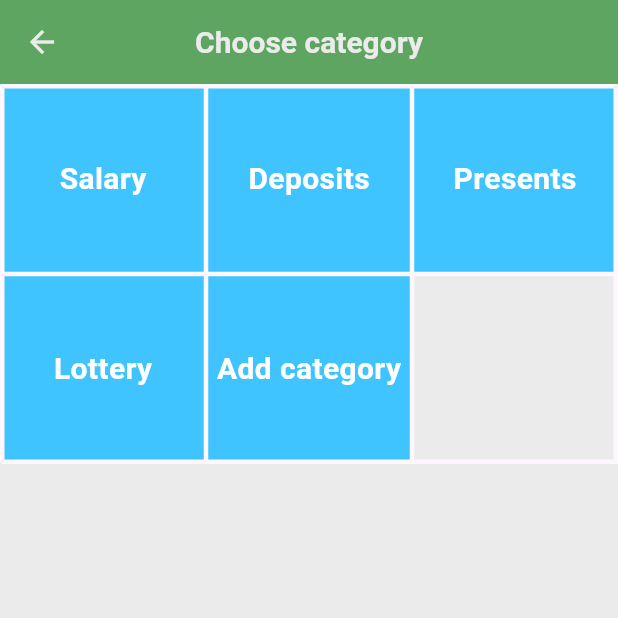
After one commit to mmaxemm/FinFlow, a Flutter app: the AddIncomeCategory screen opened by its route, on a phone screen of 412 x 824 dp, the top half of it. The commit adds this screen. Run offline on Flutter 3.47's test engine with Material 3 defaults, Android fonts, the phone set to English and light mode, and no system bars; our stand-ins replace fl_chart.

```diff
--- /dev/null
+++ b/flutterProject/lib/features/add_category/view.dart
@@ -0,0 +1 @@
+export 'add_category.dart';
--- /dev/null
+++ b/flutterProject/lib/features/add_income/category/add_category/view.dart
@@ -0,0 +1 @@
+export 'add_category.dart';
--- /dev/null
+++ b/flutterProject/lib/features/add_income/category/add_income_category_screen.dart
@@ -0,0 +1,115 @@
+import 'dart:math';
+
+import 'package:finflow/fin_flow_app.dart';
+import 'package:flutter/material.dart';
+
+class AddIncomeCategory extends StatefulWidget {
+  const AddIncomeCategory({super.key, required this.title});
+
+  final String title;
+
+  @override
+  State<AddIncomeCategory> createState() => _AddIncomeCategoryState();
+}
+
+class _AddIncomeCategoryState extends State<AddIncomeCategory> {
+  List<Category> income = Income.instance.income;
+  final Category addCategory = Category('Add category', 0);
+
+  late double incomeValue;
+
+  @override
+  void initState() {
+    super.initState();
+    income.remove(addCategory);
+    income.add(addCategory);
+  }
+
+  @override
+  void dispose() {
+    income.remove(addCategory);
+    super.dispose();
+  }
+
+  @override
+  Widget build(BuildContext context) {
+    final Object? args = ModalRoute.of(context)?.settings.arguments;
+    if (args != null && args is double) {
+      incomeValue = args;
+    }
+    return Scaffold(
+      appBar: AppBar(
+        title: Text(widget.title),
+      ),
+      body: LayoutBuilder(
+        builder: (context, constraints) {
+          double cellWidth = (constraints.maxWidth - 32) / 3;
+          return SingleChildScrollView(
+              child: Table(
+            border: TableBorder.all(
+              color: const Color(0xfffef7ff),
+              width: 3,
+            ),
+            children: _buildTableRows(income, cellWidth),
+          ));
+        },
+      ),
+
+      // Table(
+      //   children: _buildTableRows(income),
+      // )
+    );
+  }
+
+  List<TableRow> _buildTableRows(List<Category> items, double cellWidth) {
+    List<TableRow> rows = [];
+    for (int i = 0; i < items.length; i += 3) {
+      rows.add(
+        TableRow(
+          children: [
+            _buildCell(items[i].name, cellWidth),
+            if (i + 1 < items.length)
+              _buildCell(items[i + 1].name, cellWidth)
+            else
+              Container(),
+            if (i + 2 < items.length)
+              _buildCell(items[i + 2].name, cellWidth)
+            else
+              Container(),
+          ],
+        ),
+      );
+    }
+    return rows;
+  }
+
+  Widget _buildCell(String cellContent, double cellWidth) {
+    return GestureDetector(
+      onTap: () => _onCellTapped(cellContent),
+      child: Container(
+        height: cellWidth,
+        color: Colors.lightBlueAccent,
+        child: Center(
+          child: Text(
+            cellContent,
+            style: const TextStyle(
+                fontSize: 20, fontWeight: FontWeight.bold, color: Colors.white),
+          ),
+        ),
+      ),
+    );
+  }
+
+  void _onCellTapped(String cellContent) {
+    // Category addCategory = Category('Add category', 0);
+    // income.remove(addCategory);
+    //income.removeLast();
+    if (cellContent == 'Add category') {
+      Navigator.of(context).pushNamed('/add_income/category/add_category',
+          arguments: incomeValue);
+    } else {
+      Income.instance.addValueByName(cellContent, incomeValue);
+      Navigator.of(context).pushNamed('/');
+    }
+  }
+}
--- /dev/null
+++ b/flutterProject/lib/features/add_income/category/view.dart
@@ -0,0 +1 @@
+export 'add_income_category_screen.dart';
--- /dev/null
+++ b/flutterProject/lib/features/add_income/view.dart
@@ -0,0 +1 @@
+export 'add_income_screen.dart';
--- /dev/null
+++ b/flutterProject/lib/features/add_smth/category/add_category/view.dart
@@ -0,0 +1 @@
+export 'add_category.dart';
--- /dev/null
+++ b/flutterProject/lib/features/add_smth/category/view.dart
@@ -0,0 +1 @@
+export 'add_expenses_category_screen.dart';
--- /dev/null
+++ b/flutterProject/lib/features/add_smth/view.dart
@@ -0,0 +1 @@
+export 'add_expenses_screen.dart';
--- /dev/null
+++ b/flutterProject/lib/features/choose_category/view.dart
@@ -0,0 +1 @@
+export 'choose_category_screen.dart';
--- a/flutterProject/lib/features/home_page/home_page_screen.dart
+++ b/flutterProject/lib/features/home_page/home_page_screen.dart
@@ -69,7 +69,9 @@ class _HomePageState extends State<HomePage> {
               ),
             ),
             ElevatedButton(
-              onPressed: onPressed,
+              onPressed: () {
+                Navigator.of(context).pushNamed('/add_income');
+              },
               style: ElevatedButton.styleFrom(
                 backgroundColor: Colors.greenAccent,
                 fixedSize: const Size(150, 75),
@@ -149,7 +151,7 @@ class _HomePageState extends State<HomePage> {
     return sectionData;
   }
 
-  void onPressed() {
-    return;
-  }
+  // void onPressed() {
+  //   return;
+  // }
 }
--- a/flutterProject/lib/fin_flow_app.dart
+++ b/flutterProject/lib/fin_flow_app.dart
@@ -56,6 +56,31 @@ class Expenses {
   ];
 }
 
+class Income {
+  Income._privateConstructor();
+  static final Income instance = Income._privateConstructor();
+
+  void addValueByName(String name, double value) {
+    for (var category in income) {
+      if (category.name == name) {
+        category.value += value;
+        break;
+      }
+    }
+  }
+
+  List<Category> income = [
+    Category('Salary', 15),
+    Category('Deposits', 10),
+    Category('Presents', 0),
+    Category('Lottery', 0),
+  ];
+}
+
+
+
+
+
 class FinFlow extends StatelessWidget {
   const FinFlow({super.key});
 
--- a/flutterProject/lib/routes/routes.dart
+++ b/flutterProject/lib/routes/routes.dart
@@ -1,8 +1,12 @@
 import 'package:finflow/features/add_expenses/view.dart';
 import 'package:finflow/features/authorization/view/authorization_screen.dart';
 import 'package:finflow/features/home_page/view.dart';
-import '../features/add_expenses/category/add_category/view.dart';
+//import '../features/add_expenses/category/add_category/view.dart';
+import '../features/add_category/view.dart';
 import '../features/add_expenses/category/view.dart';
+import '../features/add_income/category/view.dart';
+import '../features/add_income/view.dart';
+//import '../features/add_income/category/add_category/view.dart';
 import '../features/delete_category/view.dart';
 
 final routes = {
@@ -10,6 +14,9 @@ final routes = {
   '/add_expenses': (context) => const AddExpenses(title: 'Add Expenses'),
   '/add_expenses/category': (context) => const AddExpensesCategory(title: 'Choose category'),
   '/add_expenses/category/add_category': (context) => const AddCategory(title: 'Add category'),
+  '/add_income': (context) => const AddIncome(title: 'Add Income'),
+  '/add_income/category': (context) => const AddIncomeCategory(title: 'Choose category'),
+  '/add_income/category/add_category': (context) => const AddCategory(title: 'Add category'),
   '/authorization' : (context) => const AuthorizationScreen(title: 'Authorization'),
   '/delete_category' : (context) => const DeleteCategory(title: 'Choose category'),
 };
```
Also changed, not shown: flutterProject/lib/features/add_category/add_category.dart (added, +76 -0 lines), flutterProject/lib/features/add_income/add_income_screen.dart (added, +59 -0 lines), flutterProject/lib/features/add_income/category/add_category/add_category.dart (added, +68 -0 lines), flutterProject/lib/features/add_smth/add_expenses_screen.dart (added, +66 -0 lines), flutterProject/lib/features/add_smth/category/add_category/add_category.dart (added, +68 -0 lines), flutterProject/lib/features/add_smth/category/add_expenses_category_screen.dart (added, +115 -0 lines), flutterProject/lib/features/choose_category/choose_category_screen.dart (added, +123 -0 lines).
